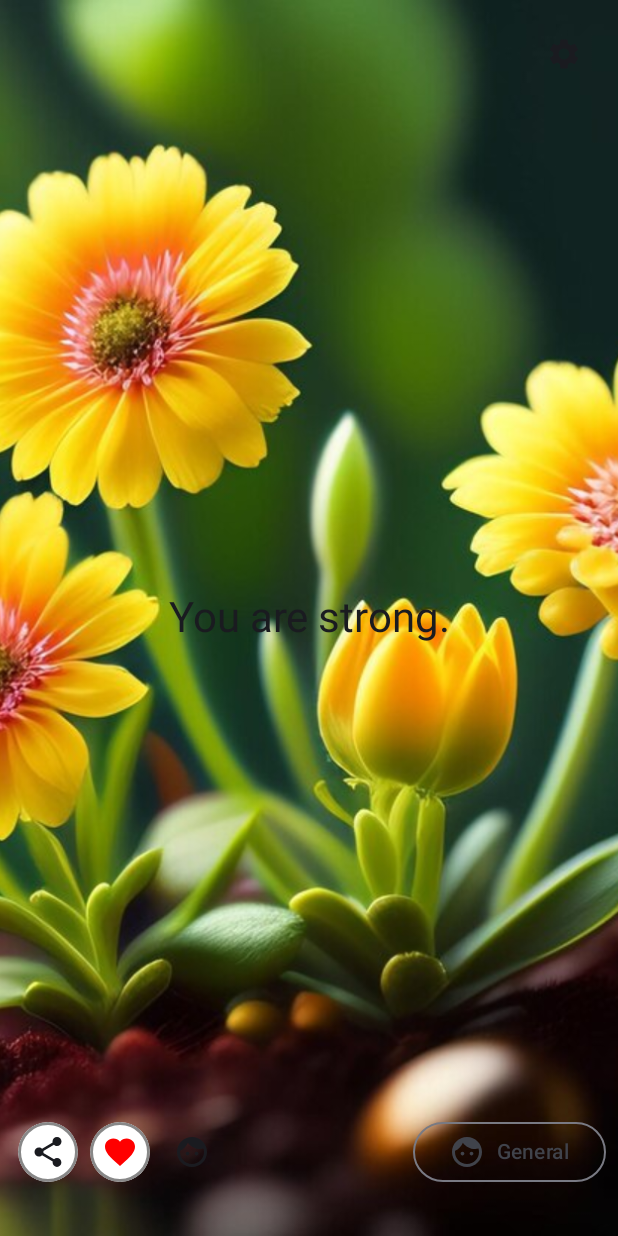
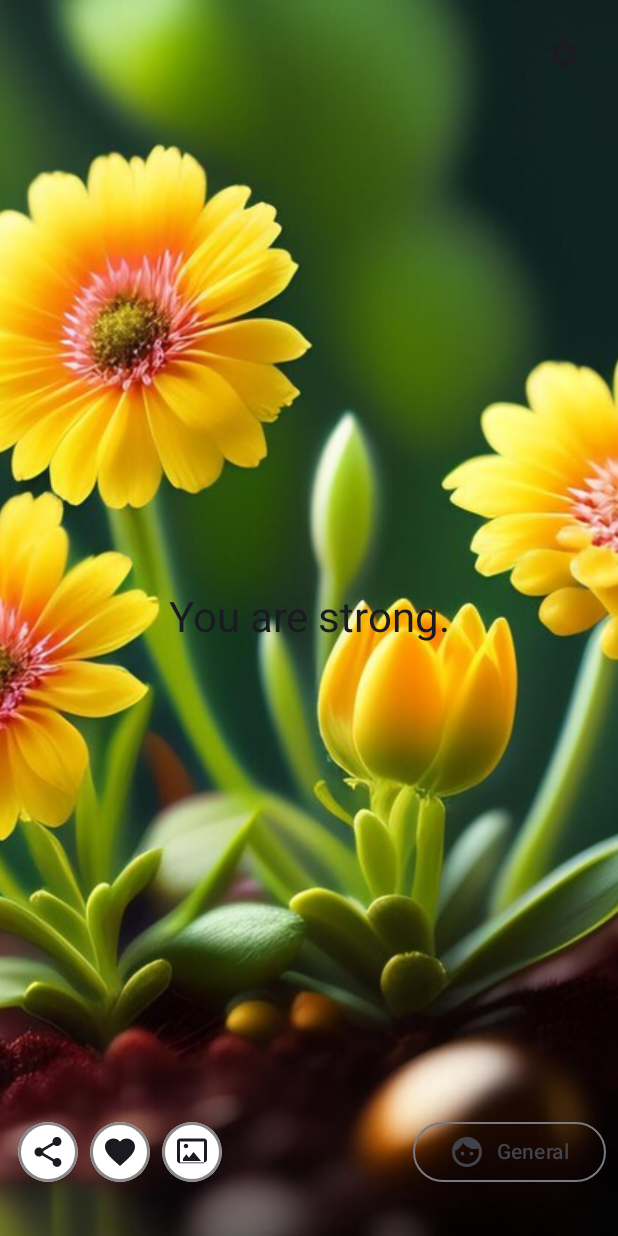
Before and after one commit to ajay020/affirmation-app, an Android app built with Jetpack Compose: the MainScreen screen opened through its navigation route, on a phone screen of 412 x 824 dp. Run offline under Robolectric (Android 15) with nearby library versions, the phone set to English and light mode, and no system bars; our stand-ins replace Room's generated code.

Commit message:
add wallpaper icon for selecting background image

```diff
--- a/app/src/main/java/com/example/affirmwell/ui/screens/main/MainScreen.kt
+++ b/app/src/main/java/com/example/affirmwell/ui/screens/main/MainScreen.kt
@@ -38,9 +38,11 @@ import androidx.compose.ui.Modifier
 import androidx.compose.ui.draw.clip
 import androidx.compose.ui.graphics.Brush
 import androidx.compose.ui.graphics.Color
+import androidx.compose.ui.graphics.vector.ImageVector
 import androidx.compose.ui.layout.ContentScale
 import androidx.compose.ui.platform.LocalContext
 import androidx.compose.ui.res.painterResource
+import androidx.compose.ui.res.vectorResource
 import androidx.compose.ui.text.style.TextAlign
 import androidx.compose.ui.tooling.preview.Preview
 import androidx.compose.ui.unit.dp
@@ -50,6 +52,7 @@ import androidx.lifecycle.viewmodel.compose.viewModel
 import com.example.affirmwell.R
 import com.example.affirmwell.data.Affirmation
 import com.example.affirmwell.model.Category
+import com.example.affirmwell.ui.theme.AffirmWellTheme
 import com.example.affirmwell.utils.Utils
 import kotlinx.coroutines.launch
 
@@ -278,8 +281,6 @@ fun AffirmationBottomAppBar(
                 Icon(
                     Icons.Filled.Share,
                     contentDescription = "Share",
-                    modifier = Modifier
-                        .padding(0.dp)
                 )
             }
         }
@@ -294,13 +295,23 @@ fun AffirmationBottomAppBar(
                 Icon(
                     if (affirmation.isFavorite) Icons.Filled.Favorite else Icons.Outlined.FavoriteBorder,
                     contentDescription = "Favourite",
-                    tint = Color.Red // Optional: Change the icon color
                 )
             }
         }
 
         IconButton(onClick = { onSelectBackgroundImageClick() }) {
-            Icon(Icons.Default.Face, contentDescription = "Theme")
+            Box(
+                modifier = Modifier
+                    .size(48.dp) // Adjust the size as needed
+                    .background(Color.White, shape = CircleShape)
+                    .border(2.dp, Color.Gray, shape = CircleShape),
+                contentAlignment = Alignment.Center
+            ) {
+                Icon(
+                    imageVector = ImageVector.vectorResource(id = R.drawable.ic_wallpaper),
+                    contentDescription = "Change Background"
+                )
+            }
         }
         Spacer(modifier = Modifier.weight(1f))
 
@@ -360,6 +371,10 @@ private fun MainScreenPreview() {
             isFavorite = false
         ),
     )
+
+    AffirmWellTheme(
+        darkTheme = false
+    ) {
         MainScreenContent(
             backgroundImageRes = R.drawable.grad1,
             affirmations = affirmations,
@@ -372,19 +387,4 @@ private fun MainScreenPreview() {
         )
     }
 
-@Preview
-@Composable
-fun MyBottomAppBarPreview() {
-//    AffirmationBottomAppBar(
-//        affirmation = Affirmation(
-//            text = "This is an example affirmation",
-//            category = "Anxiety",
-//            isFavorite = false
-//        ),
-//        onToggleFavorite = {},
-//        onClick = {},
-//        selectedCategory = Category(R.drawable.grad1, name = "General"),
-//        onCategoryClick = {}
-//    )
-//    AffirmationTopBar()
 }
--- /dev/null
+++ b/app/src/main/res/drawable/ic_wallpaper.xml
@@ -0,0 +1,9 @@
+<vector xmlns:android="http://schemas.android.com/apk/res/android"
+    android:width="24dp"
+    android:height="24dp"
+    android:viewportWidth="24"
+    android:viewportHeight="24">
+    <path
+        android:fillColor="#000000"
+        android:pathData="M4 5v14h16V5H4zm4 4.5c0.83,0 1.5,-0.67 1.5,-1.5S8.83,6.5 8,6.5 6.5,7.17 6.5,8 7.17,9.5 8,9.5zm4 8.5H6v-1.5l2.25,-3 1.75,2.25L13,12l5,6H12zm8 1.5H4c-1.1,0 -2,-0.9 -2,-2V5c0,-1.1 0.9,-2 2,-2h16c1.1,0 2,0.9 2,2v12c0,1.1 -0.9,2 -2,2z"/>
+</vector>
```
Lines whose indentation alone changed are shown as unchanged.
